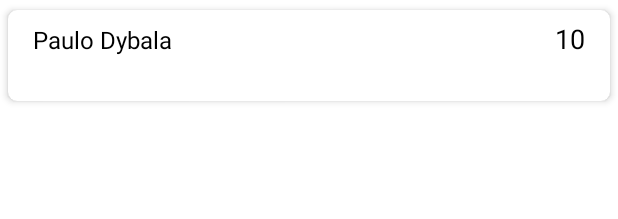
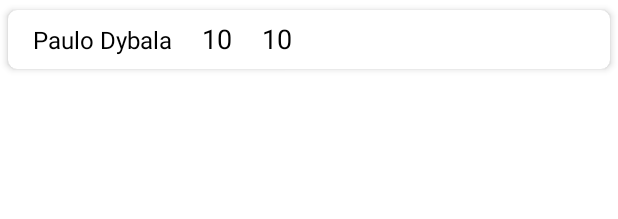
Before and after one commit to KarmilaNoviArfiana/04-android-recyclerview, an Android app: the layout list.xml on its own in the app's theme, with its tools: preview values and no code run, on a phone screen of 412 x 824 dp. Shown: the top 219 px of the screen. Run offline under Robolectric (Android 15) with nearby library versions, the phone set to English and light mode, and no system bars.

```diff
--- a/app/src/main/res/layout/list.xml
+++ b/app/src/main/res/layout/list.xml
@@ -24,7 +24,7 @@
             android:layout_width="wrap_content"
             android:layout_height="wrap_content"
             android:paddingLeft="10dp"
-            android:paddingRight="1dp"
+            android:paddingRight="10dp"
             android:paddingBottom="1dp"
             android:text="Paulo Dybala"
             android:textColor="@color/black"
@@ -32,9 +32,9 @@
 
         <TextView
             android:id="@+id/hmBarang"
-            android:layout_width="match_parent"
+            android:layout_width="wrap_content"
             android:layout_height="wrap_content"
-            android:paddingLeft="1dp"
+            android:paddingLeft="10dp"
             android:paddingRight="10dp"
             android:paddingBottom="1dp"
             android:text="10"
@@ -44,7 +44,7 @@
 
         <TextView
             android:id="@+id/hmHarga"
-            android:layout_width="match_parent"
+            android:layout_width="wrap_content"
             android:layout_height="wrap_content"
             android:paddingLeft="10dp"
             android:paddingRight="10dp"
```
Also changed, not shown: 3 other files.
